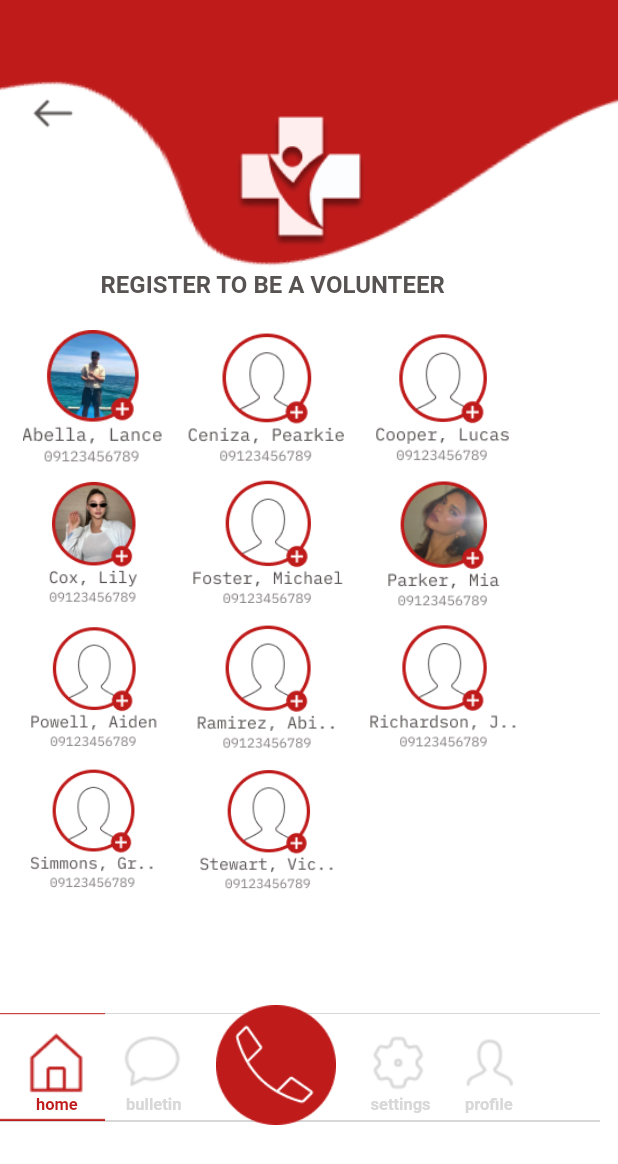
After one commit to Lance-Abella/lifeline_assistance, a Flutter app: the RegisteredVolunteers screen opened directly, on a phone screen of 412 x 824 dp. The commit adds this screen. Shown: the top 1164 px of the screen. Run offline on Flutter 3.47's test engine with Material 2 defaults, Android fonts, the phone set to English and light mode, and no system bars; our stand-ins replace file_picker, video_player; missing offline and left inert: flutter_carousel_slider; Roboto replaces fonts that are missing (IBM Plex Mono).

Commit message:
done with registered volunteers

```diff
--- a/lib/pages/home_page.dart
+++ b/lib/pages/home_page.dart
@@ -2,6 +2,7 @@
 
 import 'package:flutter/material.dart';
 import 'package:flutter_carousel_slider/carousel_slider.dart';
+import 'package:lifeline_assistance/pages/registered_volunteers_page.dart';
 import 'package:lifeline_assistance/pages/volunteer_registration_page.dart';
 import 'package:video_player/video_player.dart';
 
@@ -187,7 +188,9 @@
               ),
             ),
 
-            Container(
+            GestureDetector(
+              onTap: () => Navigator.of(context).push(MaterialPageRoute(builder: (context) =>RegisteredVolunteers())),
+              child: Container(
                 height: 50,
                 width: 50,
                 margin: EdgeInsets.only(left: 50, top: 520),
@@ -199,8 +202,11 @@
                   ),
                 ),
               ),
+            ),
 
-            Container(
+            GestureDetector(
+              onTap: () => Navigator.of(context).push(MaterialPageRoute(builder: (context) =>RegisteredVolunteers())),
+              child: Container(
                 height: 50,
                 width: 50,
                 margin: EdgeInsets.only(left: 50, top: 520),
@@ -208,8 +214,11 @@
                   image: AssetImage("assets/homepaged6.png"),
                 ),
               ),
+            ),
 
-            Container(
+            GestureDetector(
+              onTap: () => Navigator.of(context).push(MaterialPageRoute(builder: (context) =>RegisteredVolunteers())),
+              child: Container(
                   margin: EdgeInsets.only(left: 120, top: 535),
                   child: Text(
                     "Registered Volunteers",
@@ -218,6 +227,7 @@
                       fontFamily: "IBM Plex Mono",
                       fontSize: 16,
                       fontWeight: FontWeight.w400,
+                    ),
                   ),
                 ),
             ),
--- /dev/null
+++ b/lib/pages/registered_volunteers_page.dart
@@ -0,0 +1,308 @@
+// ignore_for_file: prefer_const_constructors
+
+import 'package:flutter/material.dart';
+import 'package:lifeline_assistance/pages/home_page.dart';
+
+class RegisteredVolunteers extends StatelessWidget {
+  const RegisteredVolunteers({super.key});
+
+  @override
+  Widget build(BuildContext context) {
+    return Scaffold(
+      body: Container(
+        color: Colors.white,
+        child: Stack(
+          children: [
+            Container(
+              height: 1000,
+              width: 500,
+              margin: EdgeInsets.only(bottom: 480),
+              decoration: BoxDecoration(
+                image: DecorationImage(
+                  image: AssetImage("assets/homepaged1.png"),
+                  fit: BoxFit.cover,
+                ),
+              ),
+            ),
+
+            Container(
+              height: 900,
+              width: 400,
+              margin: EdgeInsets.only(bottom: 580),
+              child: Image(
+                image: AssetImage("assets/homepaged2.png"),
+              ),
+            ),
+
+            GestureDetector(
+              onTap: () => Navigator.of(context).push(MaterialPageRoute(builder: (context) =>Homepage())),
+              child: Container(
+                height: 31,
+                width: 31,
+                margin: EdgeInsets.only(left: 20, top: 60),
+                child: Image(
+                  image: AssetImage("assets/arrow-left.png"),
+                  fit: BoxFit.cover,
+                ),
+              ),
+            ),
+
+            Container(
+                margin: EdgeInsets.only(left: 67, top: 180),
+                child: Text(
+                  "REGISTER TO BE A VOLUNTEER",
+                  style: TextStyle(
+                    color: Color.fromRGBO(88, 83, 83, 1),
+                    fontFamily: "IBM Plex Mono",
+                    fontSize: 16,
+                    fontWeight: FontWeight.w700,
+                  ),
+                ),
+              ),
+
+            Container(
+              height: 90,
+              width: 93,
+              margin: EdgeInsets.only(left: 15, top: 220),
+              child: Image(
+                image: AssetImage("assets/Abella.png"),
+                fit: BoxFit.cover,
+              ),
+            ),
+
+            Container(
+              height: 90,
+              width: 105,
+              margin: EdgeInsets.only(left: 125, top: 219),
+              child: Image(
+                image: AssetImage("assets/Ceniza.png"),
+                fit: BoxFit.cover,
+              ),
+            ),
+
+            Container(
+              height: 90,
+              width: 90,
+              margin: EdgeInsets.only(left: 250, top: 219),
+              child: Image(
+                image: AssetImage("assets/Cooper.png"),
+                fit: BoxFit.cover,
+              ),
+            ),
+
+            Container(
+              height: 83,
+              width: 63,
+              margin: EdgeInsets.only(left: 31, top: 319),
+              child: Image(
+                image: AssetImage("assets/Cox.png"),
+                fit: BoxFit.cover,
+              ),
+            ),
+
+            Container(
+              height: 83,
+              width: 101,
+              margin: EdgeInsets.only(left: 128, top: 319),
+              child: Image(
+                image: AssetImage("assets/Foster.png"),
+                fit: BoxFit.cover,
+              ),
+            ),
+
+            Container(
+              height: 85,
+              width: 75,
+              margin: EdgeInsets.only(left: 258, top: 319),
+              child: Image(
+                image: AssetImage("assets/Parker.png"),
+                fit: BoxFit.cover,
+              ),
+            ),
+
+            Container(
+              height: 82,
+              width: 85,
+              margin: EdgeInsets.only(left: 20, top: 416),
+              child: Image(
+                image: AssetImage("assets/Powell.png"),
+                fit: BoxFit.cover,
+              ),
+            ),
+
+            Container(
+              height: 84,
+              width: 94,
+              margin: EdgeInsets.only(left: 131, top: 415),
+              child: Image(
+                image: AssetImage("assets/Ramirez.png"),
+                fit: BoxFit.cover,
+              ),
+            ),
+
+            Container(
+              height: 85,
+              width: 100,
+              margin: EdgeInsets.only(left: 246, top: 414),
+              child: Image(
+                image: AssetImage("assets/Richardson.png"),
+                fit: BoxFit.cover,
+              ),
+            ),
+
+            Container(
+              height: 83,
+              width: 84,
+              margin: EdgeInsets.only(left: 20, top: 510),
+              child: Image(
+                image: AssetImage("assets/Simmons.png"),
+                fit: BoxFit.cover,
+              ),
+            ),
+
+            Container(
+              height: 84,
+              width: 91,
+              margin: EdgeInsets.only(left: 133, top: 510),
+              child: Image(
+                image: AssetImage("assets/Stewart.png"),
+                fit: BoxFit.cover,
+              ),
+            ),
+
+            Container(
+              height: 20,
+              width: 400,
+              margin: EdgeInsets.only(top: 665.5),
+              child: Image(
+                image: AssetImage("assets/homepaged3.png"),
+              ),
+            ),
+
+            Container(
+              height: 20,
+              width: 400,
+              margin: EdgeInsets.only(top: 737.3),
+              child: Image(
+                image: AssetImage("assets/homepaged3.png"),
+              ),
+            ),
+
+              Container(
+              height: 72,
+              width: 70,
+              margin: EdgeInsets.only(left: 0, top: 675),
+              child: Image(
+                image: AssetImage("assets/homepageredline.png"),
+                fit: BoxFit.cover,
+              ),
+            ),
+
+            Container(
+              height: 43,
+              width: 43,
+              margin: EdgeInsets.only(left: 16, top: 687),
+              child: Image(
+                image: AssetImage("assets/homebtn.png"),
+                fit: BoxFit.cover,
+              ),
+            ),
+
+            Container(
+                margin: EdgeInsets.only(left: 24, top: 730),
+                child: Text(
+                  "home",
+                  style: TextStyle(
+                    color: Color.fromRGBO(191, 27, 27, 1),
+                    fontFamily: "IBM Plex Mono",
+                    fontSize: 11,
+                    fontWeight: FontWeight.w700,
+                  ),
+                ),
+              ),
+
+              Container(
+              height: 41,
+              width: 41,
+              margin: EdgeInsets.only(left: 81, top: 687),
+              child: Image(
+                image: AssetImage("assets/chatbtn.png"),
+                fit: BoxFit.cover,
+              ),
+            ),
+
+            Container(
+                margin: EdgeInsets.only(left: 84, top: 730),
+                child: Text(
+                  "bulletin",
+                  style: TextStyle(
+                    color: Color.fromRGBO(216, 216, 216, 1),
+                    fontFamily: "IBM Plex Mono",
+                    fontSize: 11,
+                    fontWeight: FontWeight.w700,
+                  ),
+                ),
+              ),
+
+            Container(
+              height: 80,
+              width: 80,
+              margin: EdgeInsets.only(left: 144, top: 670),
+              child: Image(
+                image: AssetImage("assets/homepaged9.png"),
+                fit: BoxFit.cover,
+              ),
+            ),
+
+            Container(
+              height: 43,
+              width: 43,
+              margin: EdgeInsets.only(left: 244, top: 687),
+              child: Image(
+                image: AssetImage("assets/settingsbtn.png"),
+                fit: BoxFit.cover,
+              ),
+            ),
+
+            Container(
+                margin: EdgeInsets.only(left: 247, top: 730),
+                child: Text(
+                  "settings",
+                  style: TextStyle(
+                    color: Color.fromRGBO(216, 216, 216, 1),
+                    fontFamily: "IBM Plex Mono",
+                    fontSize: 11,
+                    fontWeight: FontWeight.w700,
+                  ),
+                ),
+              ),
+
+            Container(
+              height: 43,
+              width: 43,
+              margin: EdgeInsets.only(left: 305, top: 687),
+              child: Image(
+                image: AssetImage("assets/personbtn.png"),
+                fit: BoxFit.cover,
+              ),
+            ),
+
+            Container(
+                margin: EdgeInsets.only(left: 310, top: 730),
+                child: Text(
+                  "profile",
+                  style: TextStyle(
+                    color: Color.fromRGBO(216, 216, 216, 1),
+                    fontFamily: "IBM Plex Mono",
+                    fontSize: 11,
+                    fontWeight: FontWeight.w700,
+                  ),
+                ),
+              ),
+
+          ],
+        ),
+      ),
+    );
+  }
+}
```
Also changed, not shown: assets/Abella.png (added), assets/Ceniza.png (added), assets/Cooper.png (added), assets/Cox.png (added), assets/Foster.png (added), assets/Parker.png (added), assets/Powell.png (added), assets/Ramirez.png (added), assets/Richardson.png (added), assets/Simmons.png (added), assets/Stewart.png (added). Lines whose indentation alone changed are shown as unchanged.
